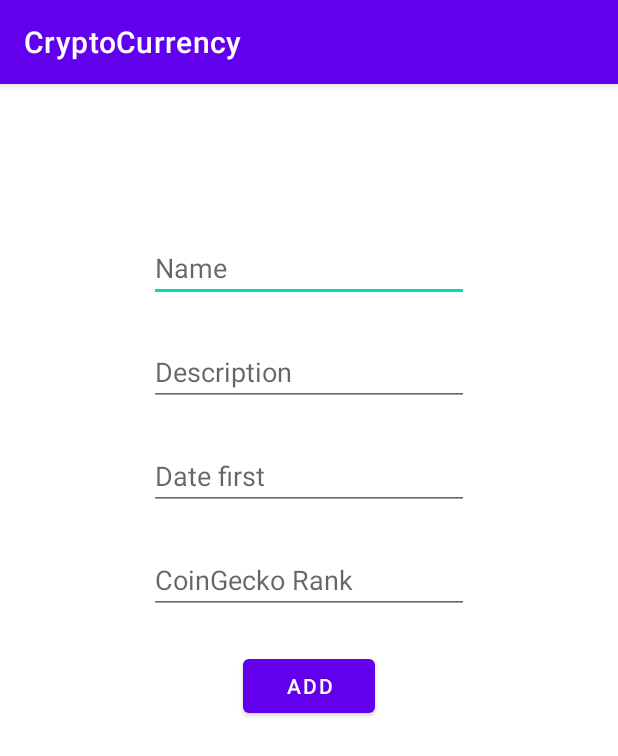
After one commit to AlexanderAndrenko/CryptoCurrency, an Android app: the fragment AddFragment shown on its own in the app's theme, on a phone screen of 412 x 824 dp. The commit adds this screen. Shown: the top 756 px of the screen. Run offline under Robolectric (Android 15) with nearby library versions, the phone set to English and light mode, and no system bars.

Commit message:
Create nav fragment

```diff
--- a/app/src/main/java/com/example/cryptocurrency/CryptoCurrencyIntentApplication.kt
+++ b/app/src/main/java/com/example/cryptocurrency/CryptoCurrencyIntentApplication.kt
@@ -6,6 +6,6 @@ import com.example.cryptocurrency.Database.CryptoCurrencyRepository
 class CryptoCurrencyIntentApplication : Application() {
     override fun onCreate() {
         super.onCreate()
-        CryptoCurrencyRepository.initialize(this)
+        //CryptoCurrencyRepository.initialize(this)
     }
 }
--- /dev/null
+++ b/app/src/main/java/com/example/cryptocurrency/fragments/AddFragment.kt
@@ -0,0 +1,29 @@
+package com.example.cryptocurrency.fragments
+
+import android.os.Bundle
+import androidx.fragment.app.Fragment
+import android.view.LayoutInflater
+import android.view.View
+import android.view.ViewGroup
+import com.example.cryptocurrency.R
+
+// TODO: Rename parameter arguments, choose names that match
+// the fragment initialization parameters, e.g. ARG_ITEM_NUMBER
+private const val ARG_PARAM1 = "param1"
+private const val ARG_PARAM2 = "param2"
+
+/**
+ * A simple [Fragment] subclass.
+ * Use the [AddFragment.newInstance] factory method to
+ * create an instance of this fragment.
+ */
+class AddFragment : Fragment() {
+
+    override fun onCreateView(
+        inflater: LayoutInflater, container: ViewGroup?,
+        savedInstanceState: Bundle?
+    ): View? {
+        // Inflate the layout for this fragment
+        return inflater.inflate(R.layout.fragment_add, container, false)
+    }
+}
--- /dev/null
+++ b/app/src/main/res/layout/fragment_add.xml
@@ -0,0 +1,65 @@
+<?xml version="1.0" encoding="utf-8"?>
+<androidx.constraintlayout.widget.ConstraintLayout xmlns:android="http://schemas.android.com/apk/res/android"
+    xmlns:app="http://schemas.android.com/apk/res-auto"
+    xmlns:tools="http://schemas.android.com/tools"
+    android:id="@+id/frameLayout"
+    android:layout_width="match_parent"
+    android:layout_height="match_parent"
+    tools:context=".fragments.AddFragment">
+
+    <EditText
+        android:id="@+id/Name"
+        android:layout_width="wrap_content"
+        android:layout_height="wrap_content"
+        android:layout_marginTop="100dp"
+        android:ems="10"
+        android:hint="Name"
+        android:inputType="textPersonName"
+        app:layout_constraintEnd_toEndOf="parent"
+        app:layout_constraintHorizontal_bias="0.5"
+        app:layout_constraintStart_toStartOf="parent"
+        app:layout_constraintTop_toTopOf="parent" />
+
+    <EditText
+        android:id="@+id/Description"
+        android:layout_width="wrap_content"
+        android:layout_height="wrap_content"
+        android:layout_marginTop="24dp"
+        android:ems="10"
+        android:hint="Description"
+        android:inputType="textPersonName"
+        app:layout_constraintStart_toStartOf="@id/Name"
+        app:layout_constraintTop_toBottomOf="@id/Name" />
+
+    <EditText
+        android:id="@+id/DateFirst"
+        android:layout_width="wrap_content"
+        android:layout_height="wrap_content"
+        android:layout_marginTop="24dp"
+        android:ems="10"
+        android:hint="Date first"
+        android:inputType="date"
+        app:layout_constraintStart_toStartOf="@id/Description"
+        app:layout_constraintTop_toBottomOf="@id/Description" />
+
+    <EditText
+        android:id="@+id/CoinGeckoRank"
+        android:layout_width="wrap_content"
+        android:layout_height="wrap_content"
+        android:layout_marginTop="24dp"
+        android:ems="10"
+        android:hint="CoinGecko Rank"
+        android:inputType="number"
+        app:layout_constraintStart_toStartOf="@id/DateFirst"
+        app:layout_constraintTop_toBottomOf="@id/DateFirst" />
+
+    <Button
+        android:id="@+id/add"
+        android:layout_width="wrap_content"
+        android:layout_height="wrap_content"
+        android:layout_marginTop="24dp"
+        android:text="Add"
+        app:layout_constraintEnd_toEndOf="@+id/CoinGeckoRank"
+        app:layout_constraintStart_toStartOf="@+id/CoinGeckoRank"
+        app:layout_constraintTop_toBottomOf="@+id/CoinGeckoRank" />
+</androidx.constraintlayout.widget.ConstraintLayout>
```
Also changed, not shown: app/build.gradle (+9 -2 lines), app/src/main/java/com/example/cryptocurrency/MainActivity.kt (+7 -3 lines), app/src/main/java/com/example/cryptocurrency/fragments/InfoFragment.kt (added, +29 -0 lines), app/src/main/java/com/example/cryptocurrency/fragments/ListFragment.kt (added, +39 -0 lines), app/src/main/res/drawable/ic_add.xml (added, +10 -0 lines), app/src/main/res/layout/activity_main.xml (+12 -6 lines), app/src/main/res/layout/fragment_info.xml (added, +14 -0 lines), app/src/main/res/layout/fragment_list.xml (added, +32 -0 lines), app/src/main/res/navigation/my_nav.xml (added, +26 -0 lines).
